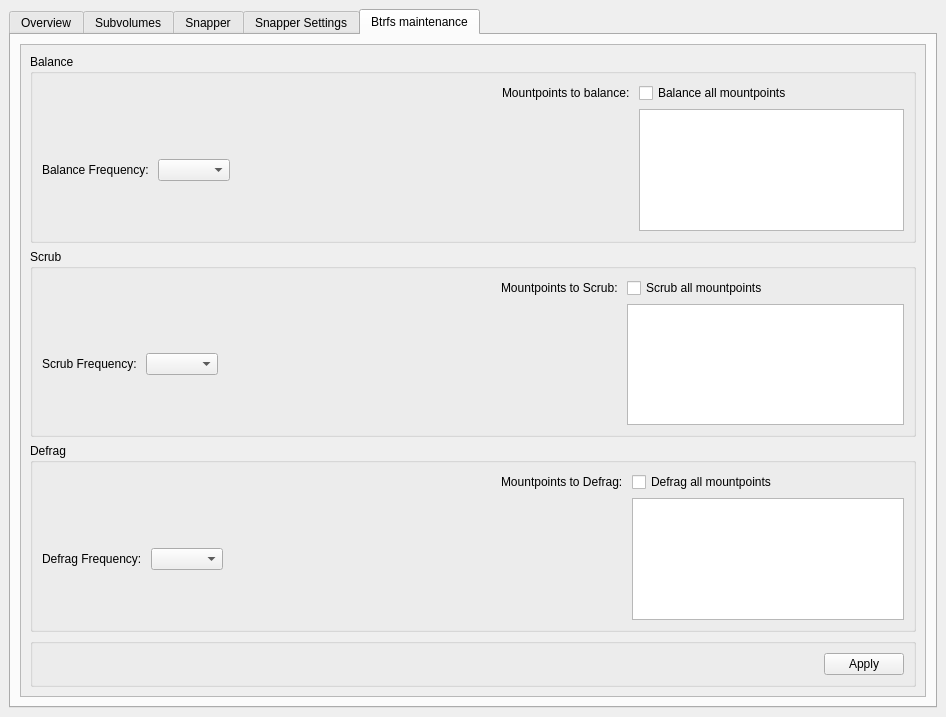
Before: the Qt Designer form btrfs-assistant.ui in nexusriot/btrfs-assistant, drawn with Qt 5.
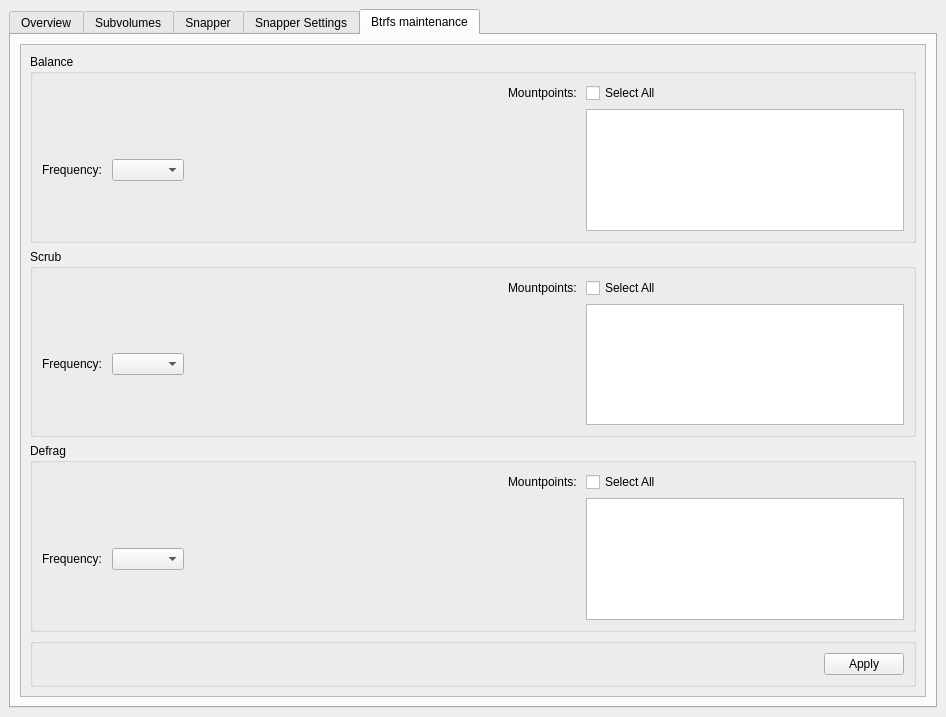
After: the same form once the commit is applied. The open tabs and pages were chosen to show the change. Icons and pictures are not drawn.

Commit message: Eliminate word repetition in the UI

The edit to the form file:
```diff
--- a/btrfs-assistant.ui
+++ b/btrfs-assistant.ui
@@ -1338,7 +1338,7 @@
                   </sizepolicy>
                  </property>
                  <property name="text">
-                  <string>Balance Frequency: </string>
+                  <string>Frequency: </string>
                  </property>
                 </widget>
                </item>
@@ -1361,14 +1361,14 @@
                <item row="0" column="4">
                 <widget class="QCheckBox" name="checkBox_bmBalance">
                  <property name="text">
-                  <string>Balance all mountpoints</string>
+                  <string>Select All</string>
                  </property>
                 </widget>
                </item>
                <item row="0" column="3">
                 <widget class="QLabel" name="label_bmBalanceSubvols">
                  <property name="text">
-                  <string>Mountpoints to balance: </string>
+                  <string>Mountpoints: </string>
                  </property>
                 </widget>
                </item>
@@ -1419,21 +1419,21 @@
                   </sizepolicy>
                  </property>
                  <property name="text">
-                  <string>Scrub Frequency: </string>
+                  <string>Frequency: </string>
                  </property>
                 </widget>
                </item>
                <item row="0" column="4">
                 <widget class="QCheckBox" name="checkBox_bmScrub">
                  <property name="text">
-                  <string>Scrub all mountpoints</string>
+                  <string>Select All</string>
                  </property>
                 </widget>
                </item>
                <item row="0" column="3">
                 <widget class="QLabel" name="label_bmScrubSubvols">
                  <property name="text">
-                  <string>Mountpoints to Scrub: </string>
+                  <string>Mountpoints: </string>
                  </property>
                 </widget>
                </item>
@@ -1484,21 +1484,21 @@
                   </sizepolicy>
                  </property>
                  <property name="text">
-                  <string>Defrag Frequency: </string>
+                  <string>Frequency: </string>
                  </property>
                 </widget>
                </item>
                <item row="0" column="5">
                 <widget class="QCheckBox" name="checkBox_bmDefrag">
                  <property name="text">
-                  <string>Defrag all mountpoints</string>
+                  <string>Select All</string>
                  </property>
                 </widget>
                </item>
                <item row="0" column="3">
                 <widget class="QLabel" name="label_bmScrubSubvols_2">
                  <property name="text">
-                  <string>Mountpoints to Defrag: </string>
+                  <string>Mountpoints: </string>
                  </property>
                 </widget>
                </item>
```
Left out of the diff: 16 changed lines with no effect on the pictures.
